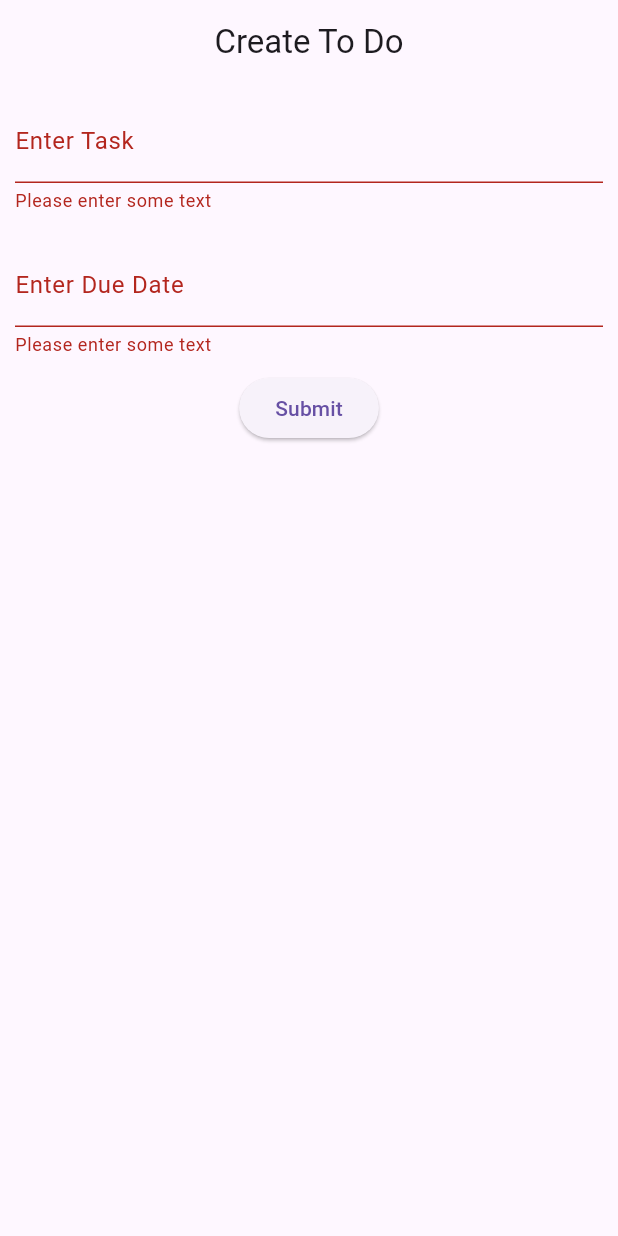
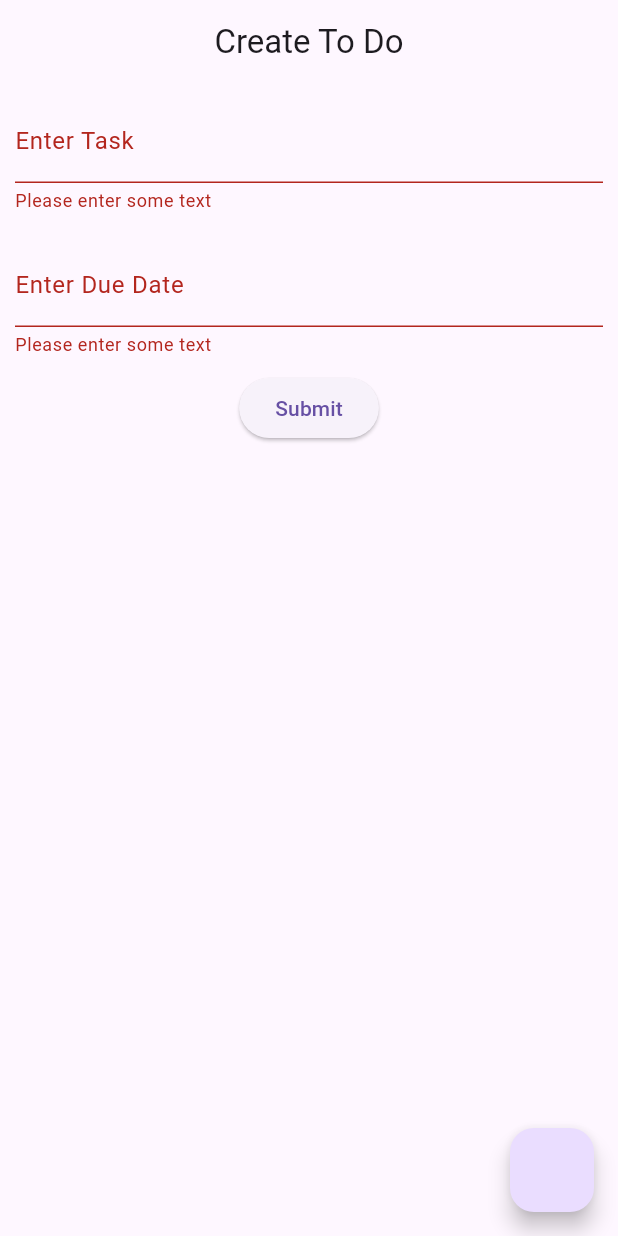
Before and after one commit to 1q2a1/flutter_todolist, a Flutter app: the screen it shows after launch, after a tap on "Submit", on a phone screen of 412 x 824 dp. Run offline on Flutter 3.47's test engine with Material 3 defaults, Android fonts, the phone set to English and light mode, and no system bars.

Commit message:
Refactored textfields to use CustomTextField class and implemented controllers for textfields

```diff
--- a/lib/screens/create/create_todo_form.dart
+++ b/lib/screens/create/create_todo_form.dart
@@ -1,6 +1,7 @@
 import 'package:flutter/material.dart';
 import 'package:flutter/src/widgets/framework.dart';
 import 'package:flutter/src/widgets/placeholder.dart';
+import 'package:todolist/screens/create/custom_textfield.dart';
 
 class CreateTodoForm extends StatefulWidget {
   const CreateTodoForm({super.key});
@@ -11,6 +12,15 @@ class CreateTodoForm extends StatefulWidget {
 
 class _CreateTodoFormState extends State<CreateTodoForm> {
   final _formKey = GlobalKey<FormState>();
+  final _taskController = TextEditingController();
+  final _dateController = TextEditingController();
+
+  @override
+  void dispose() {
+    _dateController.dispose();
+    _taskController.dispose();
+    super.dispose();
+  }
 
   @override
   Widget build(BuildContext context) {
@@ -20,31 +30,10 @@ class _CreateTodoFormState extends State<CreateTodoForm> {
           key: _formKey,
           child: Column(
             children: <Widget>[
-                Padding(
-                  padding: EdgeInsets.all(10),
-                  child: TextFormField(
-                    decoration: const InputDecoration(
-                        border: UnderlineInputBorder(), labelText: "Enter Task"),
-                    validator: (value) {
-                      if (value == null || value.isEmpty) {
-                        return 'Please enter some text';
-                      }
-                      return null;
-                    },
-                  ),
-                ),
-                Padding(
-                  padding: EdgeInsets.all(10),
-                  child: TextFormField(
-                    decoration: const InputDecoration(
-                        border: UnderlineInputBorder(), labelText: "Enter Due Date"),
-                    validator: (value) {
-                      if (value == null || value.isEmpty) {
-                        return 'Please enter some text';
-                      }
-                      return null;
-                    },
-                  ),
+              CustomTextfield(decorationText: "Enter Task", controller: _taskController),
+              CustomTextfield(
+                decorationText: "Enter Due Date",
+                controller: _dateController,
               ),
               ElevatedButton(
                 onPressed: () {
@@ -60,6 +49,14 @@ class _CreateTodoFormState extends State<CreateTodoForm> {
                 child: const Text('Submit'),
               ),
             ],
-            )));
+          )),
+      floatingActionButton: FloatingActionButton(onPressed: () {
+        showDialog(
+            context: context,
+            builder: (context) {
+              return AlertDialog(content: Text(_taskController.text));
+            });
+      }),
+    );
   }
 }
--- /dev/null
+++ b/lib/screens/create/custom_textfield.dart
@@ -0,0 +1,31 @@
+import 'package:flutter/material.dart';
+import 'package:flutter/src/widgets/framework.dart';
+import 'package:flutter/src/widgets/placeholder.dart';
+
+class CustomTextfield extends StatelessWidget {
+  final String decorationText;
+  final TextEditingController? controller;
+  final String? Function(String?)? validator;
+
+  const CustomTextfield(
+      {super.key, required this.decorationText, required this.controller, this.validator});
+
+  @override
+  Widget build(BuildContext context) {
+    return Padding(
+      padding: const EdgeInsets.all(10),
+      child: TextFormField(
+        controller: controller,
+        decoration:
+            InputDecoration(border: const UnderlineInputBorder(), labelText: "$decorationText"),
+        validator: validator ??
+            (value) {
+              if (value == null || value.isEmpty) {
+                return 'Please enter some text';
+              }
+              return null;
+            },
+      ),
+    );
+  }
+}
```
Lines whose indentation alone changed are shown as unchanged.
